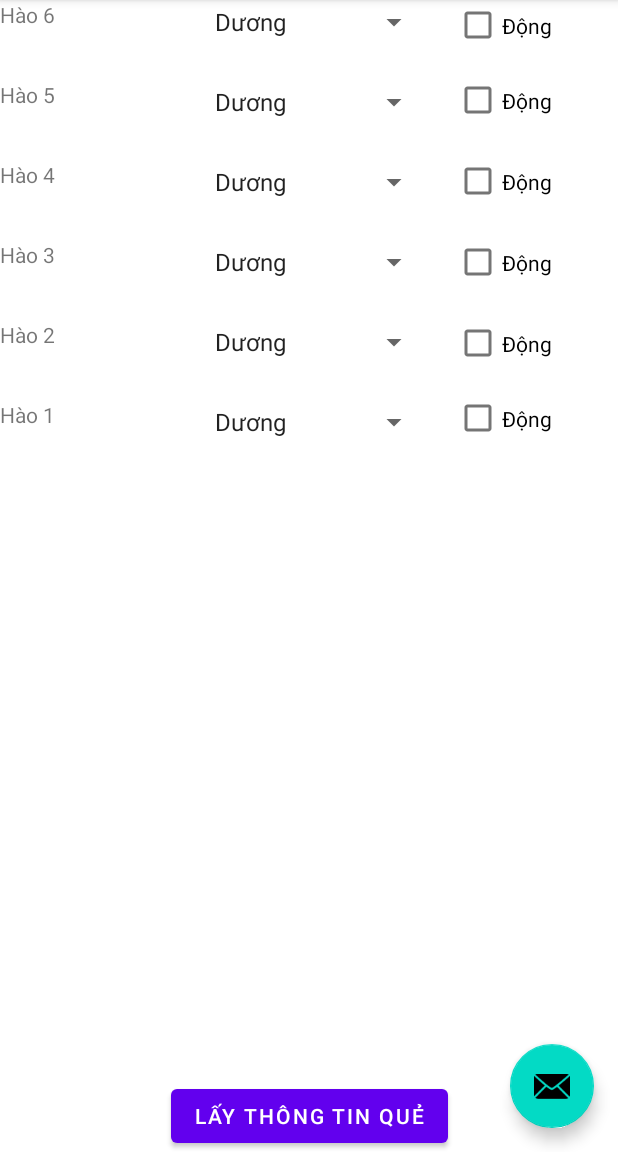
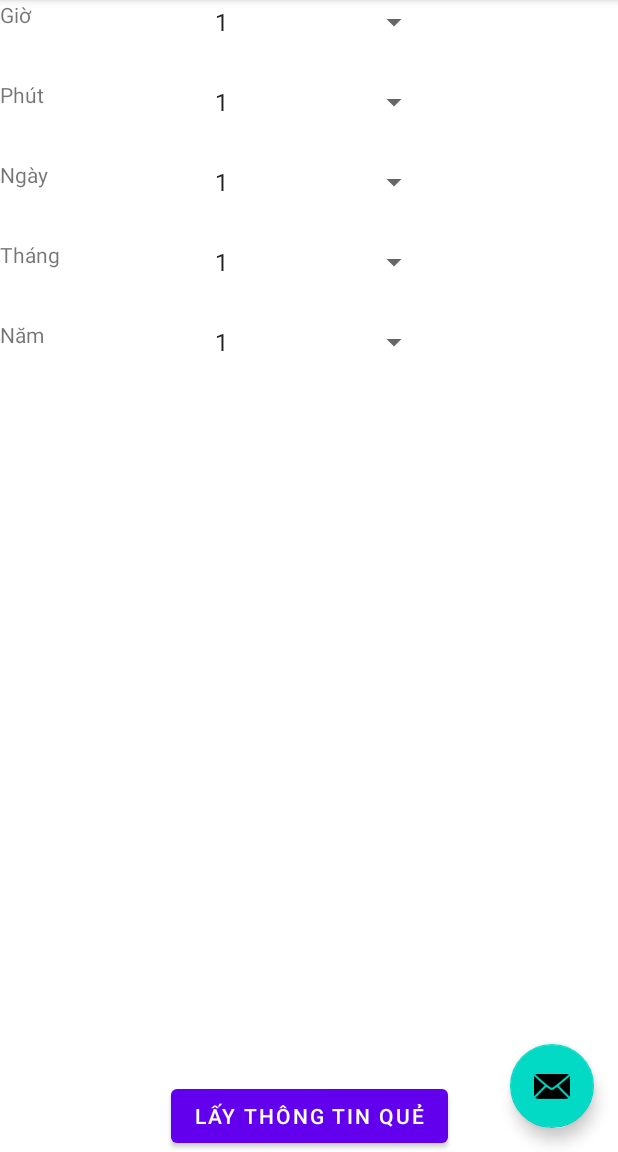
Before and after one commit to huynhnb/gieoquemaihoa, an Android app: the screen it shows after launch (MainActivity), on a phone screen of 412 x 824 dp, the part 84-1236 px from its top. Run offline under Robolectric (Android 15) with nearby library versions, the phone set to English and light mode, and no system bars.

Commit message:
change text

```diff
--- a/app/src/main/java/com/example/gieoquemaihoa/HienThiThongTinQue.java
+++ b/app/src/main/java/com/example/gieoquemaihoa/HienThiThongTinQue.java
@@ -40,10 +40,10 @@ public class HienThiThongTinQue extends Fragment {
     public void onViewCreated(@NonNull View view, Bundle savedInstanceState) {
         super.onViewCreated(view, savedInstanceState);
 
-        Spinner hao6 = (Spinner) view.getRootView().findViewById(R.id.hao6);
-        Spinner hao5 = (Spinner) view.getRootView().findViewById(R.id.hao5);
-        Spinner hao4 = (Spinner) view.getRootView().findViewById(R.id.hao4);
-        Spinner hao3 = (Spinner) view.getRootView().findViewById(R.id.hao3);
+        Spinner hao6 = (Spinner) view.getRootView().findViewById(R.id.gio);
+        Spinner hao5 = (Spinner) view.getRootView().findViewById(R.id.phut);
+        Spinner hao4 = (Spinner) view.getRootView().findViewById(R.id.ngay);
+        Spinner hao3 = (Spinner) view.getRootView().findViewById(R.id.thang);
         Spinner hao2 = (Spinner) view.getRootView().findViewById(R.id.hao2);
         Spinner hao1 = (Spinner) view.getRootView().findViewById(R.id.hao1);
 
--- a/app/src/main/res/layout/fragment_first.xml
+++ b/app/src/main/res/layout/fragment_first.xml
@@ -6,70 +6,34 @@
         android:layout_width="match_parent"
         android:layout_height="match_parent"
         tools:context=".SelectThongTinQue">
-    <CheckBox
-            android:layout_width="78dp"
-            android:layout_height="34dp" android:id="@+id/dong1"
-            tools:ignore="MissingConstraints" app:layout_constraintStart_toEndOf="@+id/hao1"
-            android:layout_marginLeft="16dp" android:layout_marginStart="16dp"
-            app:layout_constraintTop_toBottomOf="@+id/dong2" android:layout_marginTop="16dp" android:text="Động"/>
-    <CheckBox
-            android:layout_width="78dp"
-            android:layout_height="34dp" android:id="@+id/dong2"
-            tools:ignore="MissingConstraints" app:layout_constraintStart_toEndOf="@+id/hao2"
-            android:layout_marginLeft="16dp" android:layout_marginStart="16dp"
-            app:layout_constraintTop_toBottomOf="@+id/dong3" android:layout_marginTop="20dp" android:text="Động"/>
-    <CheckBox
-            android:layout_width="78dp"
-            android:layout_height="34dp" android:id="@+id/dong3"
-            tools:ignore="MissingConstraints" app:layout_constraintStart_toEndOf="@+id/hao3"
-            android:layout_marginLeft="16dp" android:layout_marginStart="16dp"
-            app:layout_constraintTop_toBottomOf="@+id/dong4" android:layout_marginTop="20dp" android:text="Động"/>
-    <CheckBox
-            android:layout_width="78dp"
-            android:layout_height="34dp" android:id="@+id/dong4"
-            tools:ignore="MissingConstraints" app:layout_constraintStart_toEndOf="@+id/hao4"
-            android:layout_marginLeft="16dp" android:layout_marginStart="16dp"
-            app:layout_constraintTop_toBottomOf="@+id/dong5" android:layout_marginTop="20dp" android:text="Động"/>
     <Spinner
             android:layout_width="151dp"
-            android:layout_height="29dp" android:id="@+id/hao1"
-            android:entries="@array/ls64que_array"
-            app:layout_constraintStart_toEndOf="@+id/textView7"
-            tools:ignore="MissingConstraints" android:layout_marginLeft="28dp" android:layout_marginStart="28dp"
-            app:layout_constraintTop_toBottomOf="@+id/hao2" android:layout_marginTop="24dp"/>
-    <Spinner
-            android:layout_width="151dp"
-            android:layout_height="29dp" android:id="@+id/hao3"
-            android:entries="@array/ls64que_array"
+            android:layout_height="29dp" android:id="@+id/thang"
+            android:entries="@array/listThang"
             app:layout_constraintStart_toEndOf="@+id/textView5"
             tools:ignore="MissingConstraints" android:layout_marginLeft="28dp" android:layout_marginStart="28dp"
-            app:layout_constraintTop_toBottomOf="@+id/hao4" android:layout_marginTop="24dp"/>
+            app:layout_constraintTop_toBottomOf="@+id/ngay" android:layout_marginTop="24dp"/>
     <Spinner
             android:layout_width="151dp"
             android:layout_height="29dp" android:id="@+id/hao2"
-            android:entries="@array/ls64que_array"
+            android:entries="@array/listGioPhut"
             app:layout_constraintStart_toEndOf="@+id/textView6"
             tools:ignore="MissingConstraints" android:layout_marginLeft="28dp" android:layout_marginStart="28dp"
-            app:layout_constraintTop_toBottomOf="@+id/hao3" android:layout_marginTop="24dp"/>
-    <TextView
-            android:layout_width="107dp"
-            android:layout_height="29dp" android:id="@+id/textView7"
-            tools:layout_editor_absoluteX="16dp" android:text="Hào 1" tools:ignore="MissingConstraints"
-            app:layout_constraintTop_toBottomOf="@+id/textView6" android:layout_marginTop="24dp"/>
+            app:layout_constraintTop_toBottomOf="@+id/thang" android:layout_marginTop="24dp"/>
     <TextView
             android:layout_width="107dp"
             android:layout_height="29dp" android:id="@+id/textView6"
-            tools:layout_editor_absoluteX="16dp" android:text="Hào 2" tools:ignore="MissingConstraints"
+            tools:layout_editor_absoluteX="16dp" android:text="Năm" tools:ignore="MissingConstraints"
             app:layout_constraintTop_toBottomOf="@+id/textView5" android:layout_marginTop="24dp"/>
     <TextView
             android:layout_width="107dp"
             android:layout_height="29dp" android:id="@+id/textView5"
-            tools:layout_editor_absoluteX="16dp" android:text="Hào 3" tools:ignore="MissingConstraints"
+            tools:layout_editor_absoluteX="16dp" android:text="Tháng" tools:ignore="MissingConstraints"
             app:layout_constraintTop_toBottomOf="@+id/textView4" android:layout_marginTop="24dp"/>
     <TextView
             android:layout_width="107dp"
             android:layout_height="29dp" android:id="@+id/textView4"
-            android:text="Hào 4" tools:ignore="MissingConstraints"
+            android:text="Ngày" tools:ignore="MissingConstraints"
             tools:layout_editor_absoluteX="16dp" app:layout_constraintTop_toBottomOf="@+id/textView3"
             android:layout_marginTop="24dp"/>
     <Button
@@ -83,46 +47,34 @@
     />
     <Spinner
             android:layout_width="151dp"
-            android:layout_height="29dp" android:id="@+id/hao6"
-            android:entries="@array/ls64que_array"
+            android:layout_height="29dp" android:id="@+id/gio"
+            android:entries="@array/listGioPhut"
             app:layout_constraintStart_toEndOf="@+id/textView" android:layout_marginLeft="28dp"
             android:layout_marginStart="28dp" tools:ignore="MissingConstraints"
             tools:layout_editor_absoluteY="65dp"/>
     <Spinner
             android:layout_width="151dp"
-            android:layout_height="29dp" android:id="@+id/hao5"
-            android:entries="@array/ls64que_array"
+            android:layout_height="29dp" android:id="@+id/phut"
+            android:entries="@array/listGioPhut"
             tools:ignore="MissingConstraints"
             app:layout_constraintStart_toEndOf="@+id/textView3" android:layout_marginLeft="28dp"
-            android:layout_marginStart="28dp" app:layout_constraintTop_toBottomOf="@+id/hao6"
+            android:layout_marginStart="28dp" app:layout_constraintTop_toBottomOf="@+id/gio"
             android:layout_marginTop="24dp"/>
     <Spinner
             android:layout_width="151dp"
-            android:layout_height="29dp" android:id="@+id/hao4"
-            android:entries="@array/ls64que_array"
+            android:layout_height="29dp" android:id="@+id/ngay"
+            android:entries="@array/listNgay"
             app:layout_constraintStart_toEndOf="@+id/textView4"
             tools:ignore="MissingConstraints" android:layout_marginLeft="28dp" android:layout_marginStart="28dp"
-            app:layout_constraintTop_toBottomOf="@+id/hao5" android:layout_marginTop="24dp"/>
+            app:layout_constraintTop_toBottomOf="@+id/phut" android:layout_marginTop="24dp"/>
     <TextView
             android:layout_width="107dp"
             android:layout_height="29dp" android:id="@+id/textView"
-            tools:layout_editor_absoluteX="16dp" android:text="Hào 6" tools:ignore="MissingConstraints"
+            tools:layout_editor_absoluteX="16dp" android:text="Giờ" tools:ignore="MissingConstraints"
             tools:layout_editor_absoluteY="65dp"/>
     <TextView
             android:layout_width="107dp"
             android:layout_height="29dp" android:id="@+id/textView3"
-            tools:layout_editor_absoluteX="16dp" android:text="Hào 5" tools:ignore="MissingConstraints"
+            tools:layout_editor_absoluteX="16dp" android:text="Phút" tools:ignore="MissingConstraints"
             app:layout_constraintTop_toBottomOf="@+id/textView" android:layout_marginTop="24dp"/>
-    <CheckBox
-            android:layout_width="78dp"
-            android:layout_height="34dp" android:id="@+id/dong6"
-            tools:ignore="MissingConstraints" app:layout_constraintStart_toEndOf="@+id/hao6"
-            android:layout_marginLeft="16dp" android:layout_marginStart="16dp"
-            tools:layout_editor_absoluteY="65dp" android:text="Động"/>
-    <CheckBox
-            android:layout_width="78dp"
-            android:layout_height="34dp" android:id="@+id/dong5"
-            tools:ignore="MissingConstraints" app:layout_constraintStart_toEndOf="@+id/hao5"
-            android:layout_marginLeft="16dp" android:layout_marginStart="16dp"
-            app:layout_constraintTop_toBottomOf="@+id/dong6" android:layout_marginTop="16dp" android:text="Động"/>
 </androidx.constraintlayout.widget.ConstraintLayout>
--- a/app/src/main/res/values/strings.xml
+++ b/app/src/main/res/values/strings.xml
@@ -15,16 +15,113 @@
     <string name="qu_h">Quẻ Hỗ</string>
     <string name="qu_bi_n">Quẻ Biến</string>
 
-    <string-array name="ls64que_array">
-        <item>Dương</item>
-        <item>Âm</item>
+    <string-array name="listGioPhut">
+        <item>1</item>
+        <item>2</item>
+        <item>3</item>
+        <item>4</item>
+        <item>5</item>
+        <item>6</item>
+        <item>7</item>
+        <item>8</item>
+        <item>9</item>
+        <item>10</item>
+        <item>11</item>
+        <item>12</item>
+        <item>13</item>
+        <item>14</item>
+        <item>15</item>
+        <item>16</item>
+        <item>17</item>
+        <item>18</item>
+        <item>19</item>
+        <item>20</item>
+        <item>21</item>
+        <item>22</item>
+        <item>23</item>
+        <item>24</item>
+        <item>25</item>
+        <item>26</item>
+        <item>27</item>
+        <item>28</item>
+        <item>29</item>
+        <item>30</item>
+        <item>31</item>
+        <item>32</item>
+        <item>33</item>
+        <item>34</item>
+        <item>35</item>
+        <item>36</item>
+        <item>37</item>
+        <item>38</item>
+        <item>39</item>
+        <item>40</item>
+        <item>41</item>
+        <item>42</item>
+        <item>43</item>
+        <item>44</item>
+        <item>45</item>
+        <item>46</item>
+        <item>47</item>
+        <item>48</item>
+        <item>49</item>
+        <item>50</item>
+        <item>51</item>
+        <item>52</item>
+        <item>53</item>
+        <item>54</item>
+        <item>55</item>
+        <item>56</item>
+        <item>57</item>
+        <item>58</item>
+        <item>59</item>
     </string-array>
-    <string-array name="haobien_array">
-        <item>Hào 1</item>
-        <item>Hào 2</item>
-        <item>Hào 3</item>
-        <item>Hào 4</item>
-        <item>Hào 5</item>
-        <item>Hào 6</item>
+
+    <string-array name="listNgay">
+        <item>1</item>
+        <item>2</item>
+        <item>3</item>
+        <item>4</item>
+        <item>5</item>
+        <item>6</item>
+        <item>7</item>
+        <item>8</item>
+        <item>9</item>
+        <item>10</item>
+        <item>11</item>
+        <item>12</item>
+        <item>13</item>
+        <item>14</item>
+        <item>15</item>
+        <item>16</item>
+        <item>17</item>
+        <item>18</item>
+        <item>19</item>
+        <item>20</item>
+        <item>21</item>
+        <item>22</item>
+        <item>23</item>
+        <item>24</item>
+        <item>25</item>
+        <item>26</item>
+        <item>27</item>
+        <item>28</item>
+        <item>29</item>
+        <item>30</item>
+        <item>31</item>
+    </string-array>
+    <string-array name="listThang">
+        <item>1</item>
+        <item>2</item>
+        <item>3</item>
+        <item>4</item>
+        <item>5</item>
+        <item>6</item>
+        <item>7</item>
+        <item>8</item>
+        <item>9</item>
+        <item>10</item>
+        <item>11</item>
+        <item>12</item>
     </string-array>
 </resources>
```
